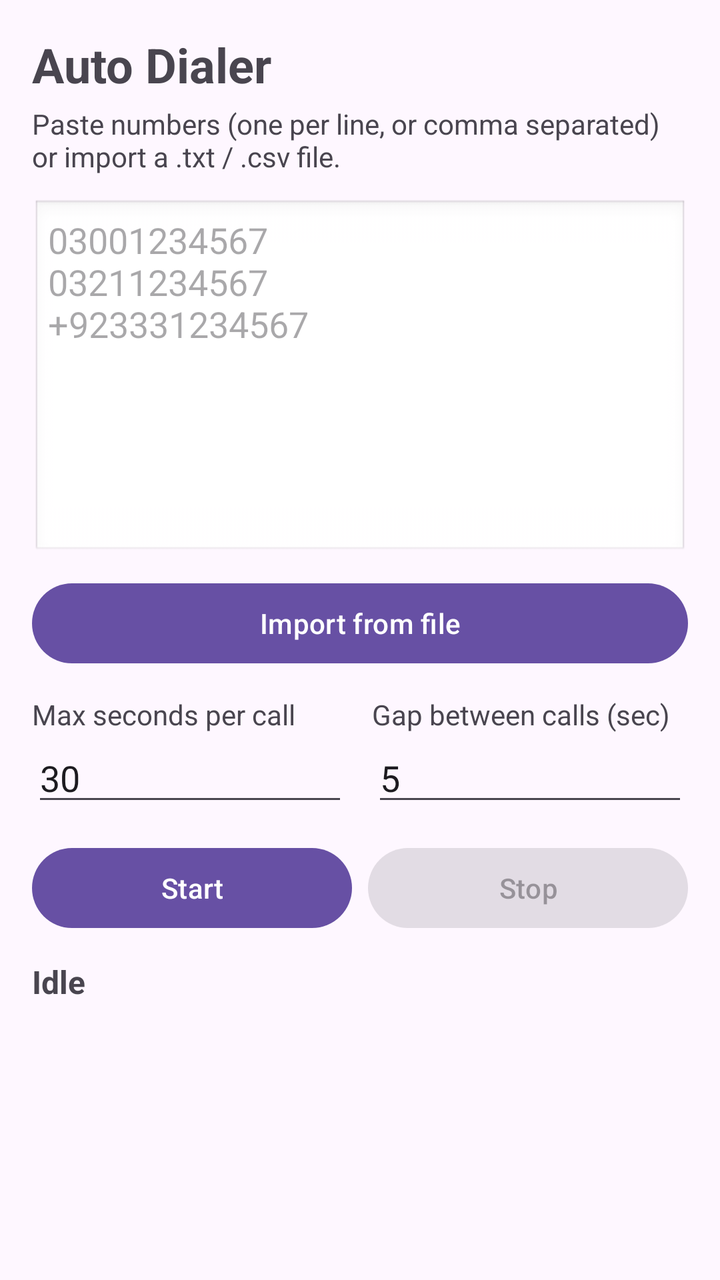
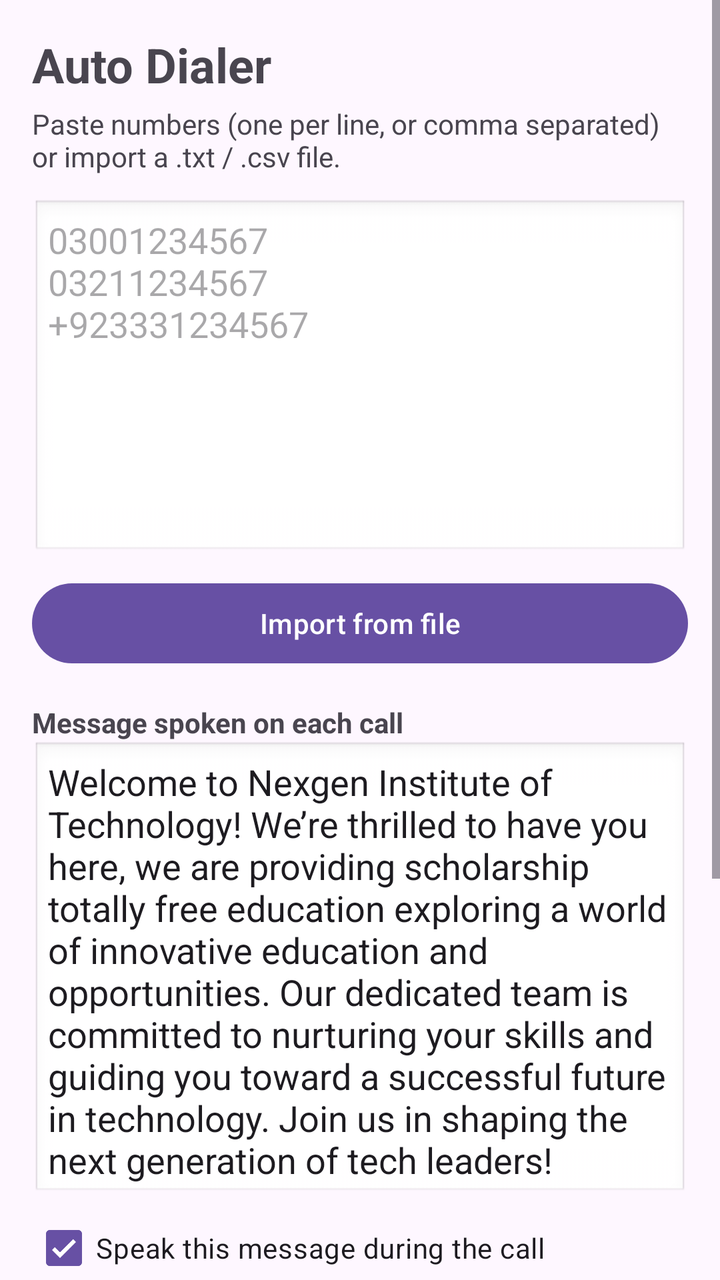

The first picture is an Android layout as it rendered before a commit; the second is the same layout after the commit. The layout source and the unified diff follow.
<!-- AndroidManifest.xml: application theme Theme.AutoDialer -->
<!-- res/layout/activity_main.xml -->
<?xml version="1.0" encoding="utf-8"?>
<ScrollView xmlns:android="http://schemas.android.com/apk/res/android"
    android:layout_width="match_parent"
    android:layout_height="match_parent"
    android:fillViewport="true">

    <LinearLayout
        android:layout_width="match_parent"
        android:layout_height="wrap_content"
        android:orientation="vertical"
        android:padding="16dp">

        <TextView
            android:layout_width="match_parent"
            android:layout_height="wrap_content"
            android:text="Auto Dialer"
            android:textSize="24sp"
            android:textStyle="bold" />

        <TextView
            android:layout_width="match_parent"
            android:layout_height="wrap_content"
            android:layout_marginTop="4dp"
            android:text="Paste numbers (one per line, or comma separated) or import a .txt / .csv file." />

        <EditText
            android:id="@+id/etNumbers"
            android:layout_width="match_parent"
            android:layout_height="180dp"
            android:layout_marginTop="12dp"
            android:background="@android:drawable/edit_text"
            android:gravity="top|start"
            android:hint="03001234567\n03211234567\n+923331234567"
            android:inputType="textMultiLine"
            android:padding="8dp" />

        <Button
            android:id="@+id/btnImport"
            android:layout_width="match_parent"
            android:layout_height="wrap_content"
            android:layout_marginTop="8dp"
            android:text="Import from file" />

        <LinearLayout
            android:layout_width="match_parent"
            android:layout_height="wrap_content"
            android:layout_marginTop="12dp"
            android:orientation="horizontal">

            <LinearLayout
                android:layout_width="0dp"
                android:layout_height="wrap_content"
                android:layout_weight="1"
                android:orientation="vertical">

                <TextView
                    android:layout_width="wrap_content"
                    android:layout_height="wrap_content"
                    android:text="Max seconds per call" />

                <EditText
                    android:id="@+id/etMaxSeconds"
                    android:layout_width="match_parent"
                    android:layout_height="wrap_content"
                    android:inputType="number"
                    android:text="30" />
            </LinearLayout>

            <LinearLayout
                android:layout_width="0dp"
                android:layout_height="wrap_content"
                android:layout_marginStart="12dp"
                android:layout_weight="1"
                android:orientation="vertical">

                <TextView
                    android:layout_width="wrap_content"
                    android:layout_height="wrap_content"
                    android:text="Gap between calls (sec)" />

                <EditText
                    android:id="@+id/etGap"
                    android:layout_width="match_parent"
                    android:layout_height="wrap_content"
                    android:inputType="number"
                    android:text="5" />
            </LinearLayout>
        </LinearLayout>

        <LinearLayout
            android:layout_width="match_parent"
            android:layout_height="wrap_content"
            android:layout_marginTop="12dp"
            android:orientation="horizontal">

            <Button
                android:id="@+id/btnStart"
                android:layout_width="0dp"
                android:layout_height="wrap_content"
                android:layout_weight="1"
                android:text="Start" />

            <Button
                android:id="@+id/btnStop"
                android:layout_width="0dp"
                android:layout_height="wrap_content"
                android:layout_marginStart="8dp"
                android:layout_weight="1"
                android:enabled="false"
                android:text="Stop" />
        </LinearLayout>

        <TextView
            android:id="@+id/tvStatus"
            android:layout_width="match_parent"
            android:layout_height="wrap_content"
            android:layout_marginTop="12dp"
            android:text="Idle"
            android:textSize="16sp"
            android:textStyle="bold" />

        <TextView
            android:id="@+id/tvLog"
            android:layout_width="match_parent"
            android:layout_height="wrap_content"
            android:layout_marginTop="8dp"
            android:fontFamily="monospace"
            android:textSize="13sp" />
    </LinearLayout>
</ScrollView>
<!-- resources referenced by this layout -->
<resources>
  <style name="Theme.AutoDialer" parent="Theme.Material3.DayNight.NoActionBar" />
</resources>

<!-- the commit's change to res/layout/activity_main.xml (unified diff, before → after) -->
@@ -40,6 +40,43 @@
             android:layout_height="wrap_content"
             android:layout_marginTop="8dp"
             android:text="Import from file" />
+
+        <TextView
+            android:layout_width="match_parent"
+            android:layout_height="wrap_content"
+            android:layout_marginTop="16dp"
+            android:text="Message spoken on each call"
+            android:textStyle="bold" />
+
+        <EditText
+            android:id="@+id/etMessage"
+            android:layout_width="match_parent"
+            android:layout_height="wrap_content"
+            android:background="@android:drawable/edit_text"
+            android:gravity="top|start"
+            android:inputType="textMultiLine"
+            android:minLines="5"
+            android:padding="8dp"
+            android:text="Welcome to Nexgen Institute of Technology! We’re thrilled to have you here, we are providing scholarship totally free education exploring a world of innovative education and opportunities. Our dedicated team is committed to nurturing your skills and guiding you toward a successful future in technology. Join us in shaping the next generation of tech leaders!" />
+
+        <CheckBox
+            android:id="@+id/cbSpeak"
+            android:layout_width="match_parent"
+            android:layout_height="wrap_content"
+            android:checked="true"
+            android:text="Speak this message during the call" />
+
+        <TextView
+            android:layout_width="match_parent"
+            android:layout_height="wrap_content"
+            android:text="Start speaking after (sec) - about when people answer" />
+
+        <EditText
+            android:id="@+id/etSpeakDelay"
+            android:layout_width="match_parent"
+            android:layout_height="wrap_content"
+            android:inputType="number"
+            android:text="8" />
 
         <LinearLayout
             android:layout_width="match_parent"
